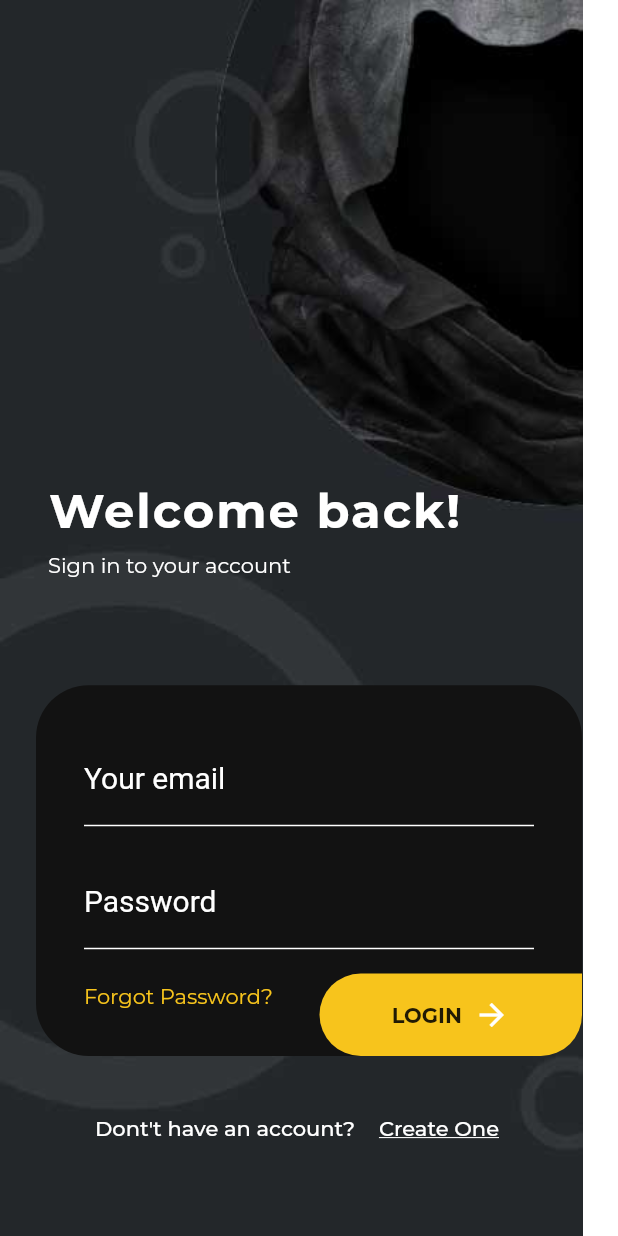
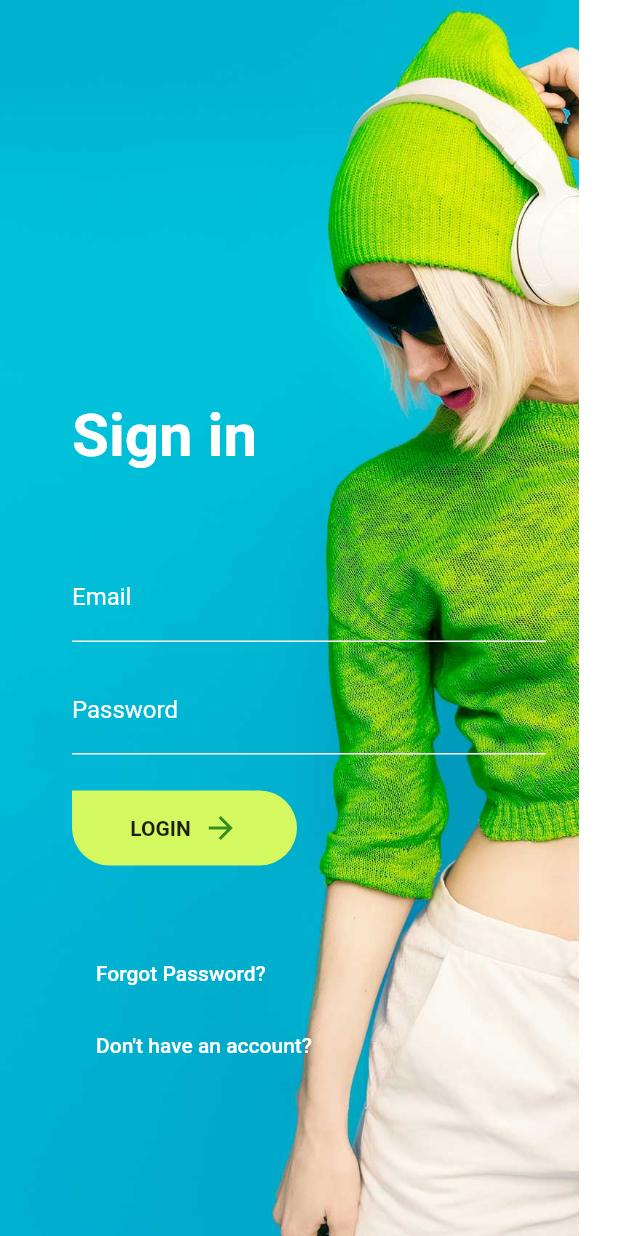
Before and after one commit to hyperionstudios/flutter_ui, a Flutter app: the screen it shows after launch, on a phone screen of 412 x 824 dp. Run offline on Flutter 3.47's test engine with Material 2 defaults, Android fonts, the phone set to English and light mode, and no system bars; our stand-ins replace font_awesome_flutter, google_fonts; project files that could hold a hidden picture were left out.

Commit message:
add registration 2

```diff
--- a/lib/main.dart
+++ b/lib/main.dart
@@ -5,6 +5,7 @@ import 'package:flutterui/chat/chat2/chat_screen.dart';
 import 'package:flutterui/profiles/profile4/profile4.dart';
 import 'package:flutterui/profiles/profile5/profile5.dart';
 import 'package:flutterui/registration/registration1.dart';
+import 'package:flutterui/registration/registration2.dart';
 
 import 'profiles/profile1/profile_1.dart';
 import 'profiles/profile2/profile2.dart';
@@ -23,7 +24,7 @@ class MyApp extends StatelessWidget {
       theme: ThemeData(
         primarySwatch: Colors.blue,
       ),
-      home: Registration1(),
+      home: Registration2(),
     );
   }
 }
--- /dev/null
+++ b/lib/registration/registration2.dart
@@ -0,0 +1,155 @@
+import 'package:flutter/material.dart';
+
+class Registration2 extends StatefulWidget {
+  @override
+  _Registration2State createState() => _Registration2State();
+}
+
+class _Registration2State extends State<Registration2> {
+  Color _greenColor = Color(0xFFD4F960);
+  var _key = GlobalKey<FormState>();
+
+  @override
+  Widget build(BuildContext context) {
+    return Stack(
+      children: <Widget>[
+        Image.asset(
+          'assets/registration/registrationbg2.jpg',
+          fit: BoxFit.cover,
+          height: MediaQuery.of(context).size.height,
+        ),
+        Scaffold(
+          backgroundColor: Colors.transparent,
+          appBar: AppBar(
+            backgroundColor: Colors.transparent,
+            elevation: 0,
+          ),
+          body: Align(
+            alignment: Alignment.bottomCenter,
+            child: SingleChildScrollView(
+              child: Padding(
+                padding: const EdgeInsets.all(48),
+                child: Form(
+                  key: _key,
+                  child: Column(
+                    mainAxisAlignment: MainAxisAlignment.end,
+                    crossAxisAlignment: CrossAxisAlignment.start,
+                    children: <Widget>[
+                      Text(
+                        'Sign in',
+                        style: TextStyle(
+                            color: Colors.white,
+                            fontWeight: FontWeight.bold,
+                            fontSize: 40),
+                      ),
+                      SizedBox(
+                        height: 55,
+                      ),
+                      TextFormField(
+                        style: TextStyle(color: Colors.white),
+                        decoration: InputDecoration(
+                          labelText: 'Email',
+                          hintText: 'Email',
+                          labelStyle: TextStyle(
+                            color: Colors.white,
+                          ),
+                          hintStyle: TextStyle(
+                            color: Colors.white,
+                          ),
+                          enabledBorder: UnderlineInputBorder(
+                              borderSide: BorderSide(color: Colors.white)),
+                          border: UnderlineInputBorder(
+                              borderSide: BorderSide(color: Colors.white)),
+                          focusColor: Colors.white,
+                        ),
+                      ),
+                      SizedBox(
+                        height: 16,
+                      ),
+                      TextFormField(
+                        style: TextStyle(color: Colors.white),
+                        obscureText: true,
+                        decoration: InputDecoration(
+                          labelText: 'Password',
+                          hintText: 'Password',
+                          labelStyle: TextStyle(
+                            color: Colors.white,
+                          ),
+                          hintStyle: TextStyle(
+                            color: Colors.white,
+                          ),
+                          enabledBorder: UnderlineInputBorder(
+                              borderSide: BorderSide(color: Colors.white)),
+                          border: UnderlineInputBorder(
+                              borderSide: BorderSide(color: Colors.white)),
+                          focusColor: Colors.white,
+                        ),
+                      ),
+                      SizedBox(
+                        height: 24,
+                      ),
+                      InkWell(
+                        onTap: () {},
+                        child: Container(
+                          width: 150,
+                          height: 50,
+                          decoration: BoxDecoration(
+                            color: _greenColor,
+                            borderRadius: BorderRadius.only(
+                              topRight: Radius.circular(25),
+                              bottomRight: Radius.circular(25),
+                              bottomLeft: Radius.circular(25),
+                            ),
+                          ),
+                          child: Row(
+                            crossAxisAlignment: CrossAxisAlignment.center,
+                            mainAxisAlignment: MainAxisAlignment.center,
+                            children: <Widget>[
+                              Text(
+                                'LOGIN',
+                                style: TextStyle(
+                                  fontWeight: FontWeight.bold,
+                                ),
+                              ),
+                              SizedBox(
+                                width: 8,
+                              ),
+                              Icon(
+                                Icons.arrow_forward,
+                                color: Color(0xFF358D1E),
+                              ),
+                            ],
+                          ),
+                        ),
+                      ),
+                      SizedBox(
+                        height: 48,
+                      ),
+                      FlatButton(
+                        onPressed: () {},
+                        child: Text(
+                          'Forgot Password?',
+                          style: TextStyle(color: Colors.white),
+                        ),
+                      ),
+                      FlatButton(
+                        onPressed: () {},
+                        child: Text(
+                          "Don't have an account?",
+                          style: TextStyle(color: Colors.white),
+                        ),
+                      ),
+                      SizedBox(
+                        height: 55,
+                      ),
+                    ],
+                  ),
+                ),
+              ),
+            ),
+          ),
+        ),
+      ],
+    );
+  }
+}
```
Also changed, not shown: lib/registration/registration1.dart (+7 -4 lines).
